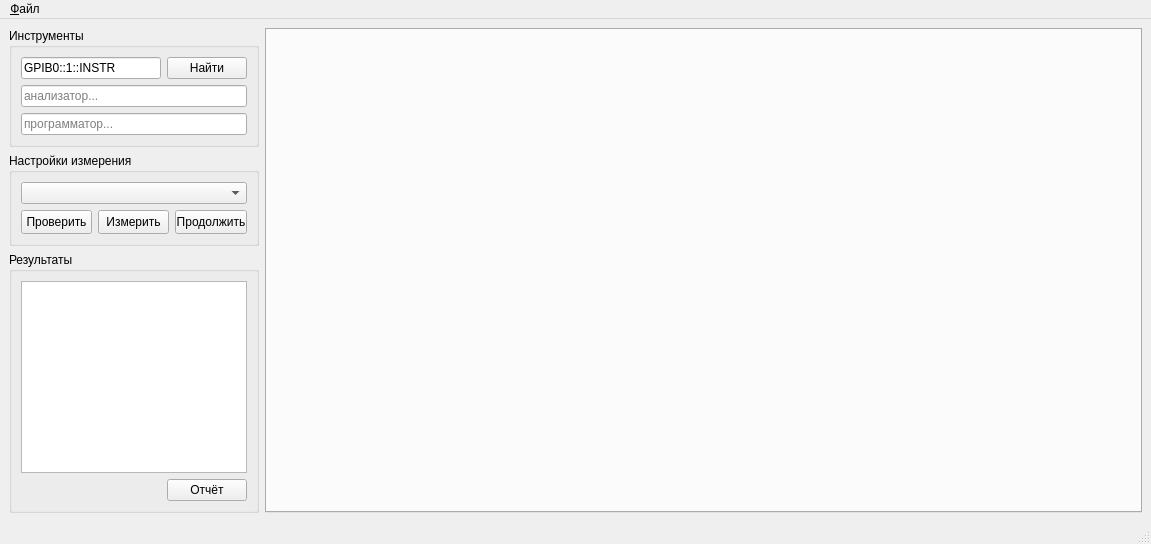
Above: mainwindow.ui from igrekus/att_measure_2 before the change. Below: the same form after it.
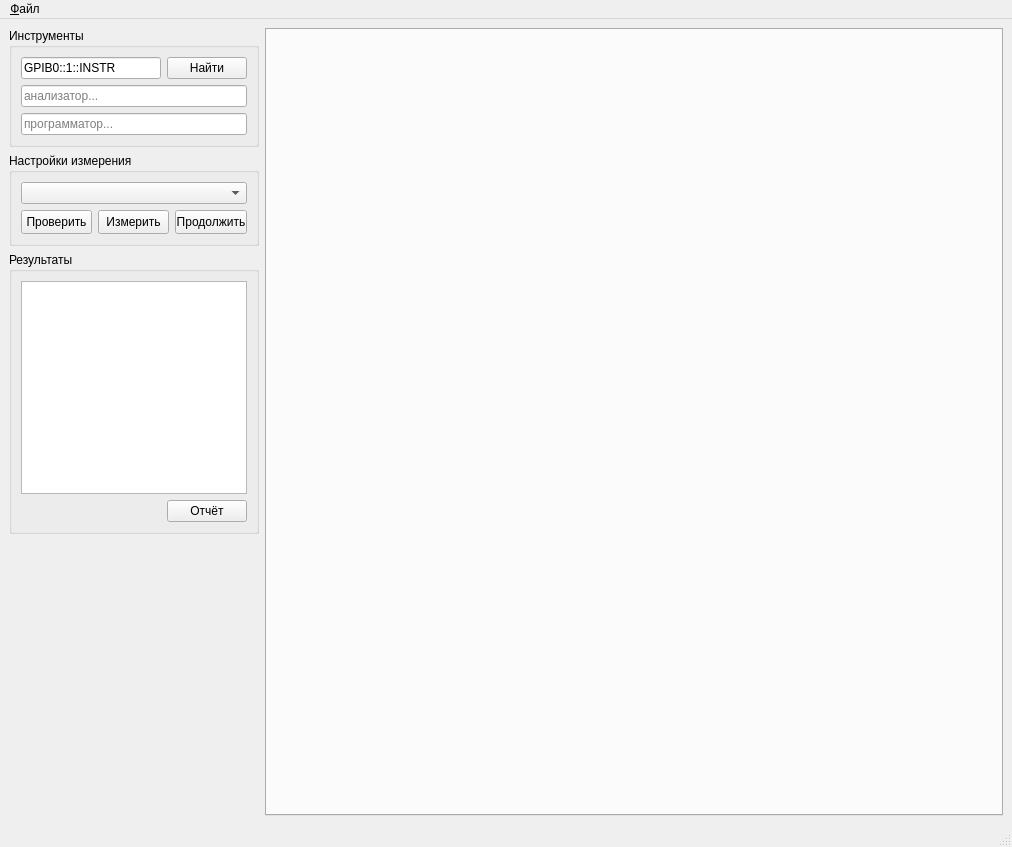
That is the form after the change.

Commit message: FEAT: UI state machine logic

What changed in the file:
```diff
--- a/mainwindow.ui
+++ b/mainwindow.ui
@@ -6,8 +6,8 @@
    <rect>
     <x>0</x>
     <y>0</y>
-    <width>1151</width>
-    <height>533</height>
+    <width>1012</width>
+    <height>847</height>
    </rect>
   </property>
   <property name="windowTitle">
@@ -310,7 +310,7 @@
     <rect>
      <x>0</x>
      <y>0</y>
-     <width>1151</width>
+     <width>1012</width>
      <height>21</height>
     </rect>
    </property>
```
The commit also changes 2 other files.
